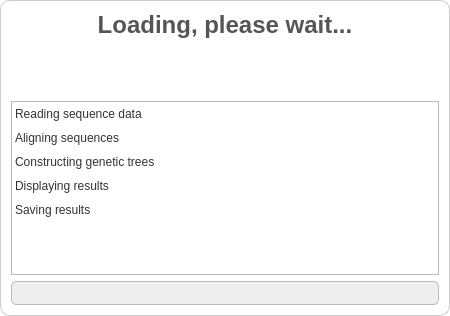
Old version of the form scripts/Qt/loading.ui in the repository tahiri-lab/iPhyloGeo_plus_plus.
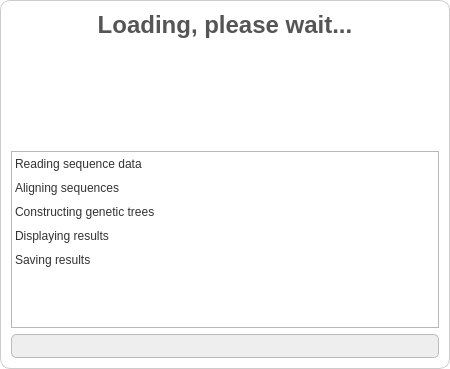
New version of the form.

The edit to the form file:
```diff
--- a/scripts/Qt/loading.ui
+++ b/scripts/Qt/loading.ui
@@ -7,19 +7,19 @@
                 <x>0</x>
                 <y>0</y>
                 <width>450</width>
-                <height>316</height>
+    <height>369</height>
             </rect>
         </property>
         <property name="minimumSize">
             <size>
                 <width>450</width>
-                <height>316</height>
+    <height>369</height>
             </size>
         </property>
         <property name="maximumSize">
             <size>
                 <width>450</width>
-                <height>316</height>
+    <height>500</height>
             </size>
         </property>
         <property name="windowTitle">
@@ -70,14 +70,14 @@
                         <widget class="QLabel" name="movieLabel">
                             <property name="minimumSize">
                                 <size>
-                                    <width>50</width>
-                                    <height>50</height>
+         <width>100</width>
+         <height>100</height>
                                 </size>
                             </property>
                             <property name="maximumSize">
                                 <size>
-                                    <width>50</width>
-                                    <height>50</height>
+         <width>100</width>
+         <height>100</height>
                                 </size>
                             </property>
                             <property name="alignment">
```
Lines whose indentation alone changed are shown as unchanged.
